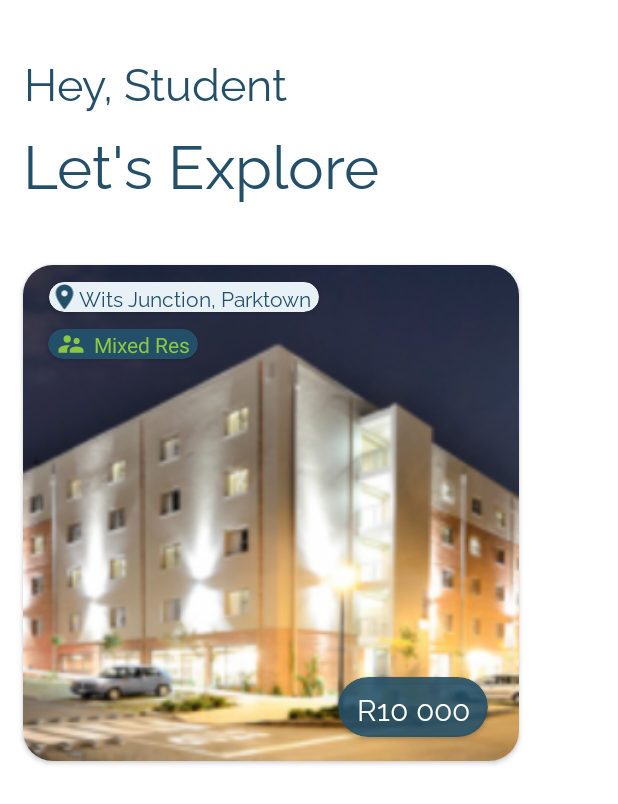
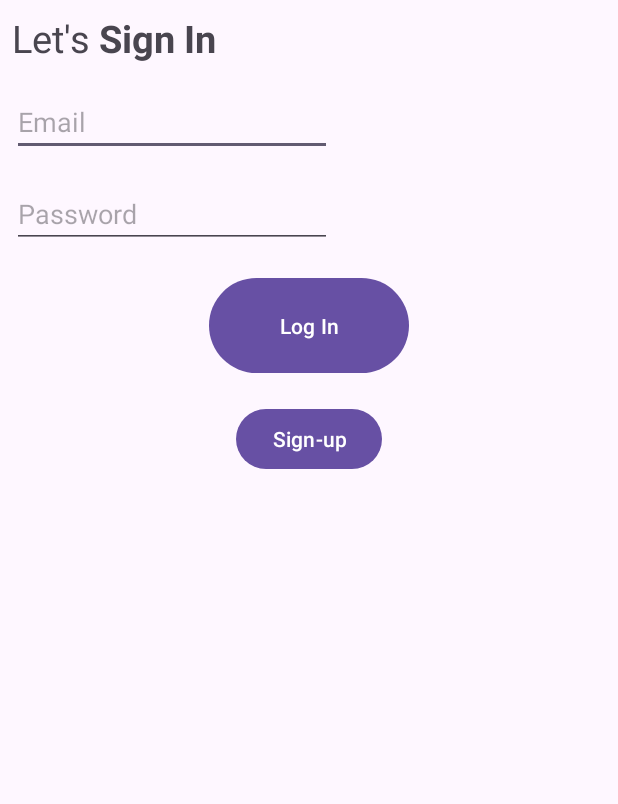
Before and after one commit to LethaboMaloma/Myres-Prototype, an Android app: the screen it shows after launch (MainActivity before the commit, LoginActivity after it), on a phone screen of 412 x 824 dp. Shown: the top 804 px of the screen. Run offline under Robolectric (Android 15) with nearby library versions, the phone set to English and light mode, and no system bars; our stand-ins replace Firebase (no records; nobody signed in at launch, a user with empty details on screens opened directly).

Commit message:
login done

```diff
--- /dev/null
+++ b/app/src/main/java/com/example/myres/LoginActivity.java
@@ -0,0 +1,74 @@
+package com.example.myres;
+
+import androidx.annotation.NonNull;
+import androidx.appcompat.app.AppCompatActivity;
+
+import android.content.Intent;
+import android.os.Bundle;
+import android.view.View;
+import android.widget.Button;
+import android.widget.EditText;
+import android.widget.Toast;
+
+import com.google.android.gms.tasks.OnCompleteListener;
+import com.google.android.gms.tasks.Task;
+import com.google.firebase.FirebaseApp;
+import com.google.firebase.auth.AuthResult;
+import com.google.firebase.auth.FirebaseAuth;
+import com.google.firebase.auth.FirebaseUser;
+
+public class LoginActivity extends AppCompatActivity {
+    EditText etxtEmail, etxtPassword;
+    Button btnLogin, btnSignup;
+    @Override
+    protected void onCreate(Bundle savedInstanceState) {
+        super.onCreate(savedInstanceState);
+        setContentView(R.layout.activity_login);
+        //intialise firebase Authorasation
+        FirebaseApp.initializeApp(this);
+        FirebaseAuth mAuth = FirebaseAuth.getInstance();
+        etxtEmail = findViewById(R.id.etxtEmail);
+        etxtPassword = findViewById(R.id.etxtPassword);
+        btnLogin = findViewById(R.id.btnLogin);
+        btnSignup = findViewById(R.id.btnSignup);
+
+        btnLogin.setOnClickListener(new View.OnClickListener() {
+            @Override
+            public void onClick(View view) {
+                String email = etxtEmail.getText().toString();
+                String password = etxtPassword.getText().toString();
+                mAuth.signInWithEmailAndPassword(email, password)
+                .addOnCompleteListener(new OnCompleteListener<AuthResult>() {
+                    @Override
+                    public void onComplete(@NonNull Task<AuthResult> task) {
+                        if (task.isSuccessful()) {
+                            // User registration successful
+                            FirebaseUser user = mAuth.getCurrentUser();
+                            Toast.makeText(LoginActivity.this, "Logged in Successfully", Toast.LENGTH_SHORT).show();
+                            Intent toMain = new Intent(LoginActivity.this, MainActivity.class);
+                            startActivity(toMain);
+                            // You can save additional user details to Firestore or other databases here
+                        } else {
+                            // Registration failed
+                            Exception exception = task.getException();
+                            if (exception != null) {
+                                String errorMessage = exception.getMessage();
+                                Toast.makeText(LoginActivity.this, "Login failed " + errorMessage, Toast.LENGTH_SHORT).show();
+                            } else {
+                                Toast.makeText(LoginActivity.this, "Login failed.", Toast.LENGTH_SHORT).show();
+                            }
+                        }
+                    }
+                });
+            }
+        });
+
+        btnSignup.setOnClickListener(new View.OnClickListener() {
+            @Override
+            public void onClick(View view) {
+                Intent toSignUp = new Intent(LoginActivity.this, SignupActivity.class);
+                startActivity(toSignUp);
+            }
+        });
+    }
+}
--- a/app/src/main/java/com/example/myres/MainActivity2.java
+++ b/app/src/main/java/com/example/myres/Res.java
@@ -7,7 +7,7 @@ import android.os.Bundle;
 import android.view.View;
 import android.widget.Button;
 
-public class MainActivity2 extends AppCompatActivity {
+public class Res extends AppCompatActivity {
 
     @Override
     protected void onCreate(Bundle savedInstanceState) {
@@ -18,7 +18,7 @@ public class MainActivity2 extends AppCompatActivity {
         reviewbutton.setOnClickListener(new View.OnClickListener() {
             @Override
             public void onClick(View v) {
-                Intent thirdscrn = new Intent(MainActivity2.this, ReviewActivity.class);
+                Intent thirdscrn = new Intent(Res.this, ReviewActivity.class);
                 startActivity(thirdscrn);
             }
         });
--- /dev/null
+++ b/app/src/main/res/layout/activity_login.xml
@@ -0,0 +1,80 @@
+<?xml version="1.0" encoding="utf-8"?>
+<androidx.constraintlayout.widget.ConstraintLayout xmlns:android="http://schemas.android.com/apk/res/android"
+    xmlns:app="http://schemas.android.com/apk/res-auto"
+    xmlns:tools="http://schemas.android.com/tools"
+    android:layout_width="match_parent"
+    android:layout_height="match_parent"
+    tools:context=".LoginActivity">
+
+    <LinearLayout
+        android:id="@+id/linearLayout"
+        android:layout_width="wrap_content"
+        android:layout_height="wrap_content"
+        android:layout_marginStart="8dp"
+        android:layout_marginTop="8dp"
+        android:orientation="horizontal"
+        app:layout_constraintStart_toStartOf="parent"
+        app:layout_constraintTop_toTopOf="parent">
+
+        <TextView
+            android:layout_width="wrap_content"
+            android:layout_height="wrap_content"
+            android:text="Let's "
+            android:textSize="25dp" />
+
+        <TextView
+            android:layout_width="wrap_content"
+            android:layout_height="wrap_content"
+            android:text="Sign In"
+            android:textSize="25dp"
+            android:textStyle="bold" />
+    </LinearLayout>
+
+
+    <Button
+        android:id="@+id/btnLogin"
+        android:layout_width="133dp"
+        android:layout_height="71dp"
+        android:layout_marginTop="16dp"
+        android:text="Log In"
+        app:layout_constraintEnd_toEndOf="parent"
+        app:layout_constraintStart_toStartOf="parent"
+        app:layout_constraintTop_toBottomOf="@+id/etxtPassword" />
+
+    <Button
+        android:id="@+id/btnSignup"
+        android:layout_width="wrap_content"
+        android:layout_height="wrap_content"
+        android:layout_marginTop="16dp"
+        android:text="Sign-up"
+        app:layout_constraintEnd_toEndOf="parent"
+        app:layout_constraintStart_toStartOf="parent"
+        app:layout_constraintTop_toBottomOf="@+id/btnLogin" />
+
+    <androidx.cardview.widget.CardView
+        android:layout_width="wrap_content"
+        android:layout_height="wrap_content">
+
+    </androidx.cardview.widget.CardView>
+    <EditText
+        android:id="@+id/etxtEmail"
+        android:layout_width="wrap_content"
+        android:layout_height="wrap_content"
+        android:layout_marginTop="16dp"
+        android:ems="10"
+        android:hint="Email"
+        android:inputType="textEmailAddress"
+        app:layout_constraintStart_toStartOf="@+id/linearLayout"
+        app:layout_constraintTop_toBottomOf="@+id/linearLayout" />
+
+    <EditText
+        android:id="@+id/etxtPassword"
+        android:layout_width="wrap_content"
+        android:layout_height="wrap_content"
+        android:layout_marginTop="16dp"
+        android:ems="10"
+        android:hint="Password"
+        android:inputType="textPassword"
+        app:layout_constraintStart_toStartOf="@+id/etxtEmail"
+        app:layout_constraintTop_toBottomOf="@+id/etxtEmail" />
+</androidx.constraintlayout.widget.ConstraintLayout>
--- a/app/src/main/res/layout/activity_main.xml
+++ b/app/src/main/res/layout/activity_main.xml
@@ -63,7 +63,7 @@
         android:layout_width="wrap_content"
         android:layout_height="wrap_content"
         android:orientation="horizontal"
-        app:layout_constraintGuide_percent="0.63" />
+        app:layout_constraintGuide_begin="415dp" />
 
     <TextView
         android:id="@+id/textView"
@@ -155,8 +155,7 @@
                 android:layout_height="match_parent"
                 android:background="@drawable/untitled_design"
                 tools:layout_editor_absoluteX="0dp"
-                tools:layout_editor_absoluteY="0dp"
-                />
+                tools:layout_editor_absoluteY="0dp" />
 
             <androidx.cardview.widget.CardView
                 android:id="@+id/cardView"
--- a/app/src/main/res/layout/activity_main2.xml
+++ b/app/src/main/res/layout/activity_main2.xml
@@ -5,7 +5,7 @@
     android:layout_width="match_parent"
     android:layout_height="match_parent"
     android:background="@color/white"
-    tools:context=".MainActivity2">
+    tools:context=".Res">
 
 
     <androidx.constraintlayout.widget.Guideline
```
Also changed, not shown: app/src/main/AndroidManifest.xml (+10 -9 lines), app/src/main/java/com/example/myres/LoginpageActivity.java (deleted, +0 -19 lines), app/src/main/java/com/example/myres/MainActivity.java (+2 -6 lines), app/src/main/java/com/example/myres/SignupActivity.java (added, +64 -0 lines), app/src/main/java/com/example/myres/SignuppageActivity.java (deleted, +0 -47 lines), app/src/main/res/layout/activity_signup.xml (renamed from app/src/main/res/layout/activity_loginpage.xml, +8 -17 lines), app/src/main/res/layout/activity_signuppage.xml (deleted, +0 -46 lines).
